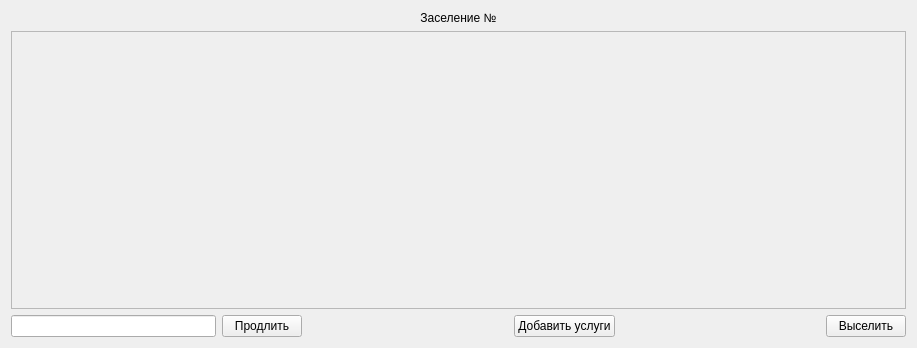
First picture: the form in Client/Form Menu/Check In/itemcheckin.ui, repository Golfriman/Control_Data, before the edit.
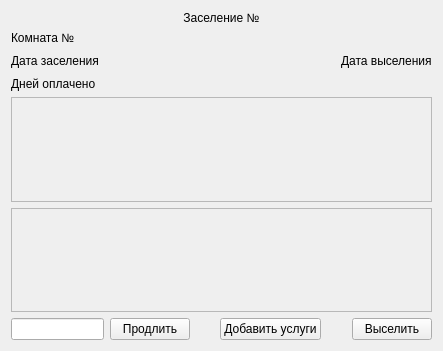
Second picture: the form after the edit.

What changed in the file:
```diff
--- a/Client/Form Menu/Check In/itemcheckin.ui
+++ b/Client/Form Menu/Check In/itemcheckin.ui
@@ -6,10 +6,16 @@
    <rect>
     <x>0</x>
     <y>0</y>
-    <width>917</width>
-    <height>348</height>
+    <width>443</width>
+    <height>351</height>
    </rect>
   </property>
+  <property name="maximumSize">
+   <size>
+    <width>443</width>
+    <height>536</height>
+   </size>
+  </property>
   <property name="windowTitle">
    <string>Form</string>
   </property>
@@ -24,6 +30,51 @@
      </property>
     </widget>
    </item>
+   <item>
+    <widget class="QLabel" name="room">
+     <property name="text">
+      <string>Комната №</string>
+     </property>
+    </widget>
+   </item>
+   <item>
+    <layout class="QHBoxLayout" name="horizontalLayout_2">
+     <item>
+      <widget class="QLabel" name="l_checkin">
+       <property name="text">
+        <string>Дата заселения</string>
+       </property>
+      </widget>
+     </item>
+     <item>
+      <spacer name="horizontalSpacer_3">
+       <property name="orientation">
+        <enum>Qt::Horizontal</enum>
+       </property>
+       <property name="sizeHint" stdset="0">
+        <size>
+         <width>40</width>
+         <height>20</height>
+        </size>
+       </property>
+      </spacer>
+     </item>
+     <item>
+      <widget class="QLabel" name="l_checkout">
+       <property name="text">
+        <string>Дата выселения</string>
+       </property>
+      </widget>
+     </item>
+    </layout>
+   </item>
+   <item>
+    <widget class="QLabel" name="number">
+     <property name="text">
+      <string>Дней оплачено</string>
+     </property>
+    </widget>
+   </item>
    <item>
     <widget class="QScrollArea" name="scrollArea">
      <property name="widgetResizable">
@@ -34,14 +85,32 @@
        <rect>
         <x>0</x>
         <y>0</y>
-        <width>893</width>
-        <height>259</height>
+        <width>419</width>
+        <height>85</height>
        </rect>
       </property>
       <layout class="QVBoxLayout" name="verticalLayout_2"/>
      </widget>
     </widget>
    </item>
+   <item>
+    <widget class="QScrollArea" name="scrollArea_2">
+     <property name="widgetResizable">
+      <bool>true</bool>
+     </property>
+     <widget class="QWidget" name="scrollAreaWidgetContents_2">
+      <property name="geometry">
+       <rect>
+        <x>0</x>
+        <y>0</y>
+        <width>419</width>
+        <height>85</height>
+       </rect>
+      </property>
+      <layout class="QVBoxLayout" name="verticalLayout_3"/>
+     </widget>
+    </widget>
+   </item>
    <item>
     <layout class="QHBoxLayout" name="horizontalLayout">
      <item>
```
Left out of the diff: 2 changed lines with no effect on the pictures.
